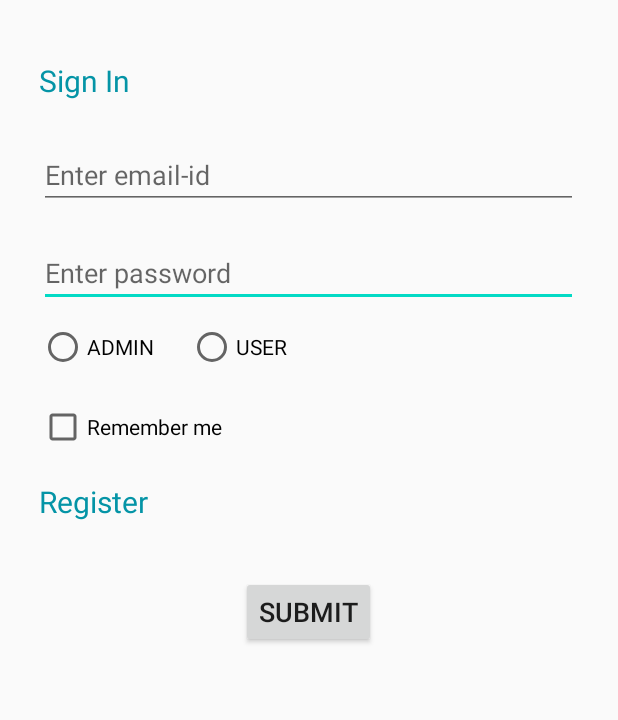
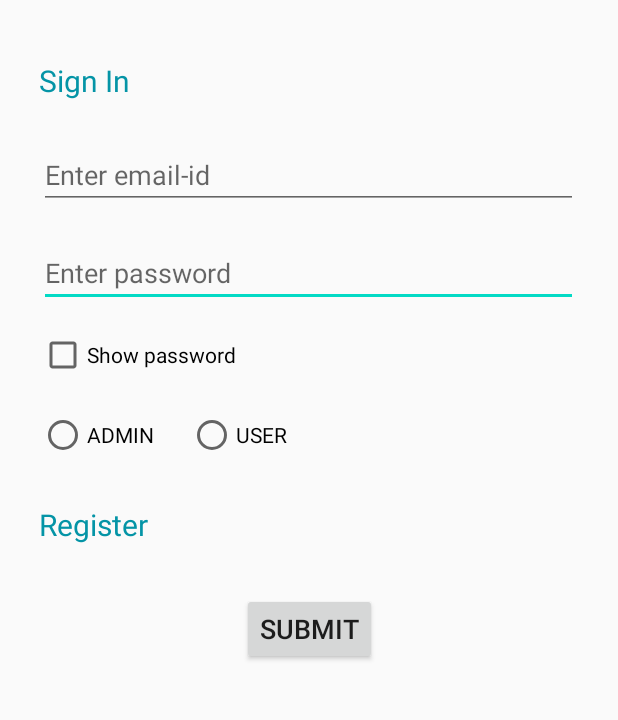
Before and after one commit to dalvisnigdha/Pandelivery, an Android app: the screen it shows after launch (MainActivity), on a phone screen of 412 x 824 dp, the part 240-960 px from its top. Run offline under Robolectric (Android 15) with nearby library versions, the light colour scheme and no system bars; our stand-ins replace Firebase (no records; nobody signed in at launch, a user with empty details on screens opened directly).

Commit message:
show password added

```diff
--- a/app/src/main/java/com/example/pandelivery/MainActivity.java
+++ b/app/src/main/java/com/example/pandelivery/MainActivity.java
@@ -5,6 +5,7 @@ import android.os.Bundle;
 import android.util.Log;
 import android.view.View;
 import android.widget.Button;
+import android.widget.CheckBox;
 import android.widget.EditText;
 import android.widget.RadioButton;
 import android.widget.RadioGroup;
@@ -24,6 +25,7 @@ public class MainActivity extends AppCompatActivity {
     // Defining Variables
     public EditText inp_user, inp_password;
     Button b_login;
+    CheckBox pwdshow;
     TextView b_register;
     private RadioGroup radioGroup;
     private RadioButton radioButton;
@@ -40,6 +42,7 @@ public class MainActivity extends AppCompatActivity {
         b_login = findViewById(R.id.submit);
         b_register = findViewById(R.id.register);
         radioGroup = findViewById(R.id.usertype);
+        pwdshow = findViewById(R.id.pwdshow);
 
         authStateListener = new FirebaseAuth.AuthStateListener() {
             @Override
@@ -47,11 +50,21 @@ public class MainActivity extends AppCompatActivity {
                 checkLogin();
             }
         };
+
+
         b_register.setOnClickListener(new View.OnClickListener() {
             @Override
             public void onClick(View view) {
+
                 Intent I = new Intent(MainActivity.this, RegisterActivity.class);
                 startActivity(I);
+            }
+        });
+        pwdshow.setOnClickListener(new View.OnClickListener() {
+            @Override
+            public void onClick(View view) {
+//                String displaypwd = inp_password.getText().toString();
+//                inp_password.setText(displaypwd);
             }
         });
         b_login.setOnClickListener(new View.OnClickListener() {
--- a/app/src/main/res/layout/activity_main.xml
+++ b/app/src/main/res/layout/activity_main.xml
@@ -58,36 +58,34 @@
 
 
     <CheckBox
-        android:id="@+id/checkBox"
+        android:id="@+id/pwdshow"
         android:layout_width="wrap_content"
         android:layout_height="wrap_content"
-        android:layout_marginTop="15dp"
-        android:text="Remember me"
+        android:layout_marginTop="16dp"
+        android:text="Show password"
         android:textSize="14sp"
         app:layout_constraintStart_toStartOf="@+id/usertype"
-        app:layout_constraintTop_toBottomOf="@+id/usertype" />
+        app:layout_constraintTop_toBottomOf="@+id/password" />
 
     <TextView
         android:id="@+id/register"
         android:layout_width="wrap_content"
         android:layout_height="wrap_content"
-        android:layout_marginTop="20dp"
+        android:layout_marginTop="24dp"
         android:text="Register"
         android:textColor="#0494A6"
         android:textSize="20sp"
-        app:layout_constraintStart_toStartOf="@+id/checkBox"
-        app:layout_constraintTop_toBottomOf="@+id/checkBox" />
-
+        app:layout_constraintStart_toStartOf="@+id/pwdshow"
+        app:layout_constraintTop_toBottomOf="@+id/usertype" />
 
     <Button
         android:id="@+id/submit"
         android:layout_width="wrap_content"
         android:layout_height="wrap_content"
-        android:layout_marginTop="36dp"
+        android:layout_marginTop="32dp"
         android:text="Submit"
         android:textSize="18sp"
         app:layout_constraintEnd_toEndOf="parent"
-        app:layout_constraintHorizontal_bias="0.498"
         app:layout_constraintStart_toStartOf="parent"
         app:layout_constraintTop_toBottomOf="@+id/register" />
 
@@ -95,11 +93,11 @@
         android:id="@+id/usertype"
         android:layout_width="214dp"
         android:layout_height="43dp"
+        android:layout_marginTop="16dp"
         android:orientation="horizontal"
         android:text="usertype"
-        android:layout_marginTop="5dp"
         app:layout_constraintStart_toStartOf="@+id/password"
-        app:layout_constraintTop_toBottomOf="@+id/password">
+        app:layout_constraintTop_toBottomOf="@+id/pwdshow">
 
         <RadioButton
             android:id="@+id/ADMIN"
--- a/app/src/main/res/values/ids.xml
+++ b/app/src/main/res/values/ids.xml
@@ -3,4 +3,5 @@
     <item name="rdbAndroid" type="id" />
     <item name="rdbAngular" type="id" />
     <item name="getBtn" type="id" />
+    <item name="progressBar" type="id" />
 </resources>
```
Also changed, not shown: app/src/main/res/layout/activity_register.xml (+11 -2 lines).
